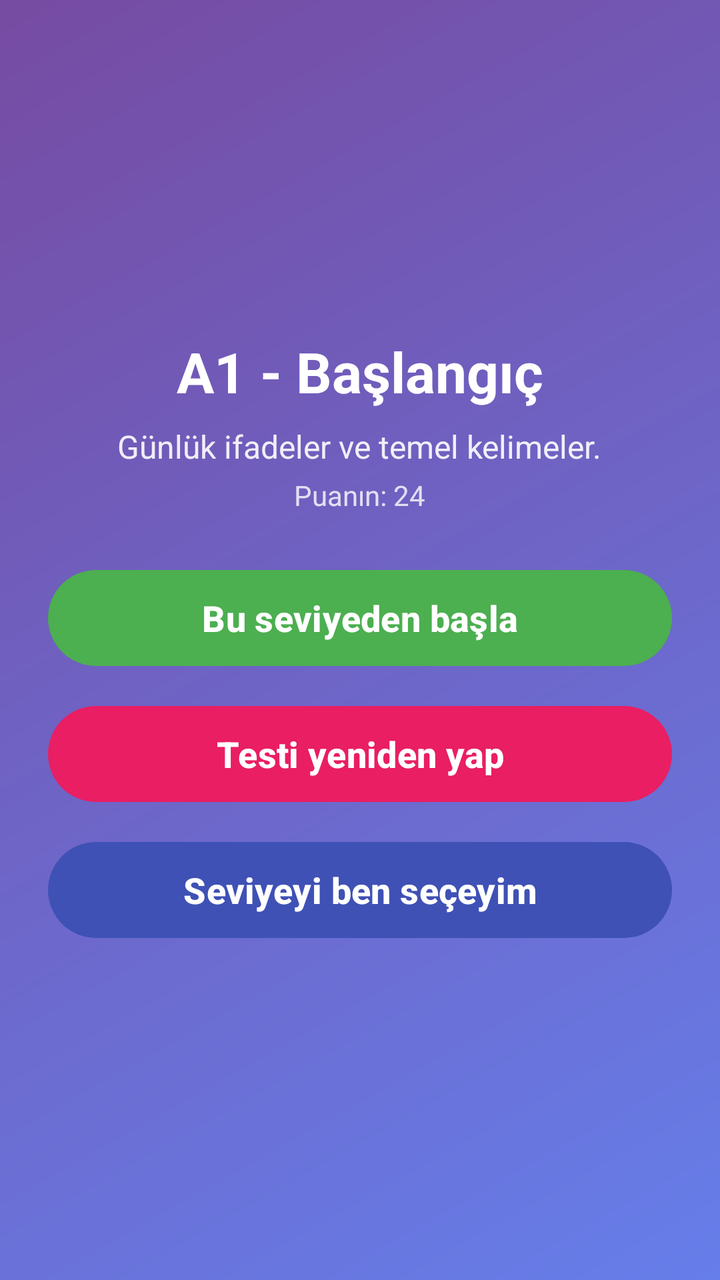
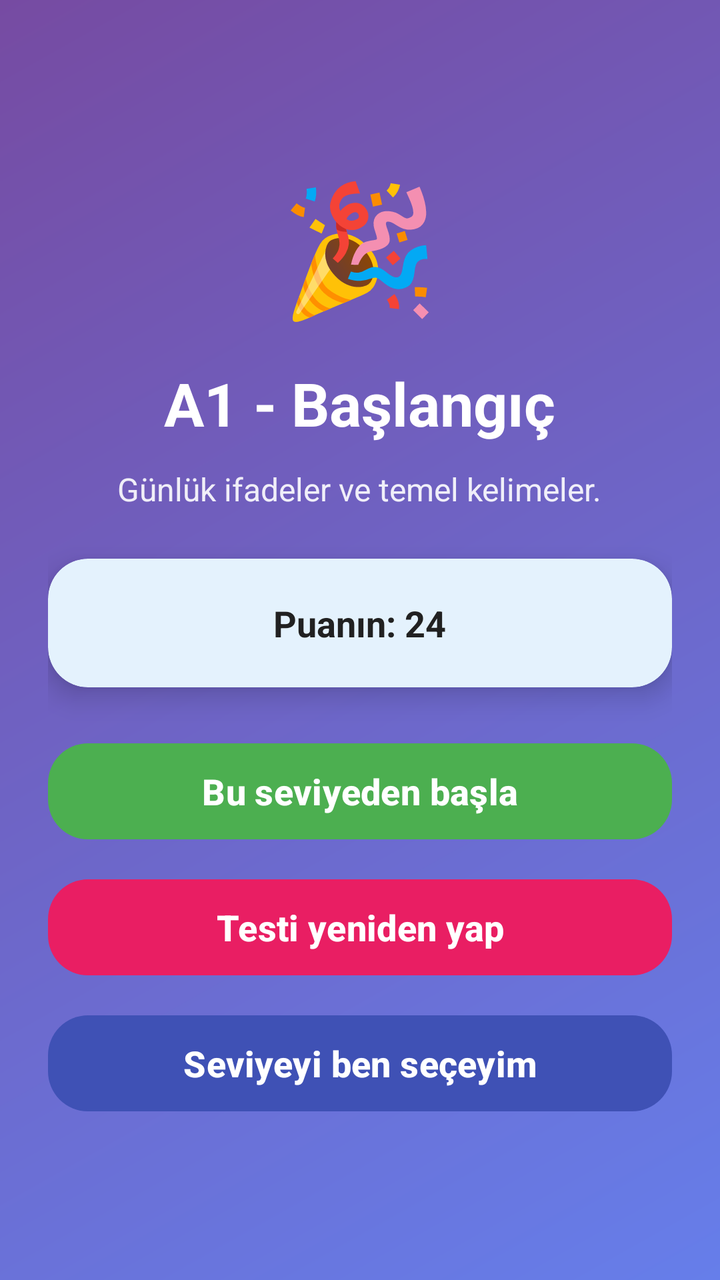

Two renders of the same Android screen: before a commit and after it. Below are the layout's source before the change and the commit's diff.
<!-- AndroidManifest.xml: application theme Theme.UygulamaProje -->
<!-- res/layout/activity_level_test_result.xml -->
<?xml version="1.0" encoding="utf-8"?>
<LinearLayout xmlns:android="http://schemas.android.com/apk/res/android"
    xmlns:app="http://schemas.android.com/apk/res-auto"
    android:layout_width="match_parent"
    android:layout_height="match_parent"
    android:orientation="vertical"
    android:gravity="center"
    android:padding="24dp"
    android:background="@drawable/gradient_background">

    <TextView
        android:id="@+id/tvLevelTitle"
        android:layout_width="wrap_content"
        android:layout_height="wrap_content"
        android:textSize="28sp"
        android:textStyle="bold"
        android:textColor="@color/text_white"
        android:text="A1 - Başlangıç" />

    <TextView
        android:id="@+id/tvLevelDesc"
        android:layout_width="wrap_content"
        android:layout_height="wrap_content"
        android:layout_marginTop="8dp"
        android:textSize="16sp"
        android:textColor="@color/text_white"
        android:alpha="0.9"
        android:text="Günlük ifadeler ve temel kelimeler." />

    <TextView
        android:id="@+id/tvDetails"
        android:layout_width="wrap_content"
        android:layout_height="wrap_content"
        android:layout_marginTop="4dp"
        android:textSize="14sp"
        android:textColor="@color/text_white"
        android:alpha="0.8"
        android:text="Puanın: 24" />

    <LinearLayout
        android:layout_width="match_parent"
        android:layout_height="wrap_content"
        android:layout_marginTop="24dp"
        android:orientation="vertical">

        <com.google.android.material.button.MaterialButton
            android:id="@+id/btnStartLearning"
            android:layout_width="match_parent"
            android:layout_height="wrap_content"
            style="@style/Widget.UygulamaProje.Button.Success"
            android:text="Bu seviyeden başla" />

        <com.google.android.material.button.MaterialButton
            android:id="@+id/btnRetakeTest"
            android:layout_width="match_parent"
            android:layout_height="wrap_content"
            style="@style/Widget.UygulamaProje.Button.Secondary"
            android:layout_marginTop="12dp"
            android:text="Testi yeniden yap" />

        <com.google.android.material.button.MaterialButton
            android:id="@+id/btnChooseLevel"
            android:layout_width="match_parent"
            android:layout_height="wrap_content"
            style="@style/Widget.UygulamaProje.Button.Primary"
            android:layout_marginTop="12dp"
            android:text="Seviyeyi ben seçeyim" />

    </LinearLayout>

</LinearLayout>
<!-- resources referenced by this layout -->
<resources>
  <color name="text_white">#FFFFFF</color>
  <!-- drawable gradient_background (drawable) -->
  <?xml version="1.0" encoding="utf-8"?>
  <shape xmlns:android="http://schemas.android.com/apk/res/android"
      android:shape="rectangle">
      <gradient
          android:startColor="@color/gradient_start"
          android:endColor="@color/gradient_end"
          android:angle="135" />
  </shape>
  <style name="Widget.UygulamaProje.Button.Primary" parent="Widget.Material3.Button">
          <item name="android:minHeight">@dimen/button_height</item>
          <item name="cornerRadius">@dimen/button_corner</item>
          <item name="backgroundTint">@color/button_primary</item>
          <item name="rippleColor">@color/light_blue</item>
          <item name="android:textColor">@color/text_white</item>
          <item name="android:textStyle">bold</item>
          <item name="android:textSize">18sp</item>
      </style>
  <style name="Widget.UygulamaProje.Button.Secondary" parent="Widget.Material3.Button">
          <item name="android:minHeight">@dimen/button_height</item>
          <item name="cornerRadius">@dimen/button_corner</item>
          <item name="backgroundTint">@color/button_secondary</item>
          <item name="rippleColor">@color/light_blue</item>
          <item name="android:textColor">@color/text_white</item>
          <item name="android:textStyle">bold</item>
          <item name="android:textSize">18sp</item>
      </style>
  <style name="Widget.UygulamaProje.Button.Success" parent="Widget.Material3.Button">
          <item name="android:minHeight">@dimen/button_height</item>
          <item name="cornerRadius">@dimen/button_corner</item>
          <item name="backgroundTint">@color/button_success</item>
          <item name="rippleColor">@color/light_blue</item>
          <item name="android:textColor">@color/text_white</item>
          <item name="android:textStyle">bold</item>
          <item name="android:textSize">18sp</item>
      </style>
  <style name="Theme.UygulamaProje" parent="Base.Theme.UygulamaProje" />
  <color name="gradient_start">#667eea</color>
  <color name="gradient_end">#764ba2</color>
  <dimen name="button_height">56dp</dimen>
  <dimen name="button_corner">24dp</dimen>
  <color name="button_primary">#3F51B5</color>
  <color name="light_blue">#E3F2FD</color>
  <color name="button_secondary">#E91E63</color>
  <color name="button_success">#4CAF50</color>
  <style name="Base.Theme.UygulamaProje" parent="Theme.Material3.DayNight.NoActionBar">
          
          <item name="colorPrimary">@color/primary_blue</item>
          <item name="colorOnPrimary">@color/text_white</item>
          <item name="colorSecondary">@color/accent_orange</item>
          <item name="colorOnSecondary">@color/text_white</item>
          <item name="android:colorBackground">@color/background_light</item>
          <item name="colorSurface">@color/background_card</item>
          <item name="colorOnSurface">@color/text_primary</item>
          <item name="colorOnBackground">@color/text_primary</item>
      </style>
  <color name="primary_blue">#2196F3</color>
  <color name="accent_orange">#FF9800</color>
  <color name="background_light">#F8F9FA</color>
  <color name="background_card">#FFFFFF</color>
  <color name="text_primary">#212121</color>
</resources>

<!-- the commit's change to res/layout/activity_level_test_result.xml (unified diff, before → after) -->
@@ -8,11 +8,19 @@
     android:padding="24dp"
     android:background="@drawable/gradient_background">
 
+    
+    <TextView
+        android:layout_width="wrap_content"
+        android:layout_height="wrap_content"
+        android:text="🎉"
+        android:textSize="64sp"
+        android:layout_marginBottom="16dp" />
+
     <TextView
         android:id="@+id/tvLevelTitle"
         android:layout_width="wrap_content"
         android:layout_height="wrap_content"
-        android:textSize="28sp"
+        android:textSize="30sp"
         android:textStyle="bold"
         android:textColor="@color/text_white"
         android:text="A1 - Başlangıç" />
@@ -21,26 +29,47 @@
         android:id="@+id/tvLevelDesc"
         android:layout_width="wrap_content"
         android:layout_height="wrap_content"
-        android:layout_marginTop="8dp"
+        android:layout_marginTop="12dp"
         android:textSize="16sp"
         android:textColor="@color/text_white"
         android:alpha="0.9"
+        android:gravity="center"
         android:text="Günlük ifadeler ve temel kelimeler." />
 
-    <TextView
-        android:id="@+id/tvDetails"
-        android:layout_width="wrap_content"
+    
+    <com.google.android.material.card.MaterialCardView
+        android:layout_width="match_parent"
         android:layout_height="wrap_content"
-        android:layout_marginTop="4dp"
-        android:textSize="14sp"
-        android:textColor="@color/text_white"
-        android:alpha="0.8"
-        android:text="Puanın: 24" />
+        android:layout_marginTop="24dp"
+        android:layout_marginBottom="24dp"
+        app:cardCornerRadius="20dp"
+        app:cardElevation="8dp"
+        app:cardBackgroundColor="?attr/colorSurface"
+        app:strokeWidth="0dp">
+
+        <LinearLayout
+            android:layout_width="match_parent"
+            android:layout_height="wrap_content"
+            android:orientation="vertical"
+            android:padding="20dp"
+            android:gravity="center">
+
+            <TextView
+                android:id="@+id/tvDetails"
+                android:layout_width="wrap_content"
+                android:layout_height="wrap_content"
+                android:textSize="18sp"
+                android:textStyle="bold"
+                android:textColor="@color/text_primary"
+                android:text="Puanın: 24" />
+
+        </LinearLayout>
+
+    </com.google.android.material.card.MaterialCardView>
 
     <LinearLayout
         android:layout_width="match_parent"
         android:layout_height="wrap_content"
-        android:layout_marginTop="24dp"
         android:orientation="vertical">
 
         <com.google.android.material.button.MaterialButton
@@ -48,7 +77,8 @@
             android:layout_width="match_parent"
             android:layout_height="wrap_content"
             style="@style/Widget.UygulamaProje.Button.Success"
-            android:text="Bu seviyeden başla" />
+            android:text="Bu seviyeden başla"
+            app:cornerRadius="20dp" />
 
         <com.google.android.material.button.MaterialButton
             android:id="@+id/btnRetakeTest"
@@ -56,7 +86,8 @@
             android:layout_height="wrap_content"
             style="@style/Widget.UygulamaProje.Button.Secondary"
             android:layout_marginTop="12dp"
-            android:text="Testi yeniden yap" />
+            android:text="Testi yeniden yap"
+            app:cornerRadius="20dp" />
 
         <com.google.android.material.button.MaterialButton
             android:id="@+id/btnChooseLevel"
@@ -64,7 +95,8 @@
             android:layout_height="wrap_content"
             style="@style/Widget.UygulamaProje.Button.Primary"
             android:layout_marginTop="12dp"
-            android:text="Seviyeyi ben seçeyim" />
+            android:text="Seviyeyi ben seçeyim"
+            app:cornerRadius="20dp" />
 
     </LinearLayout>
 
